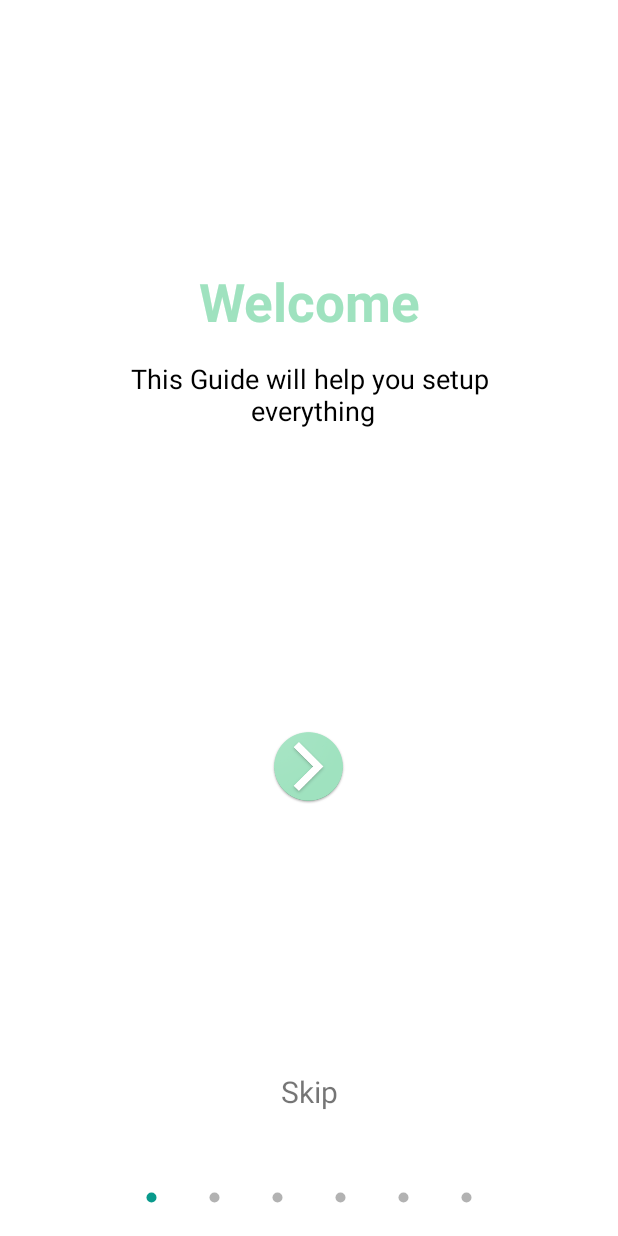
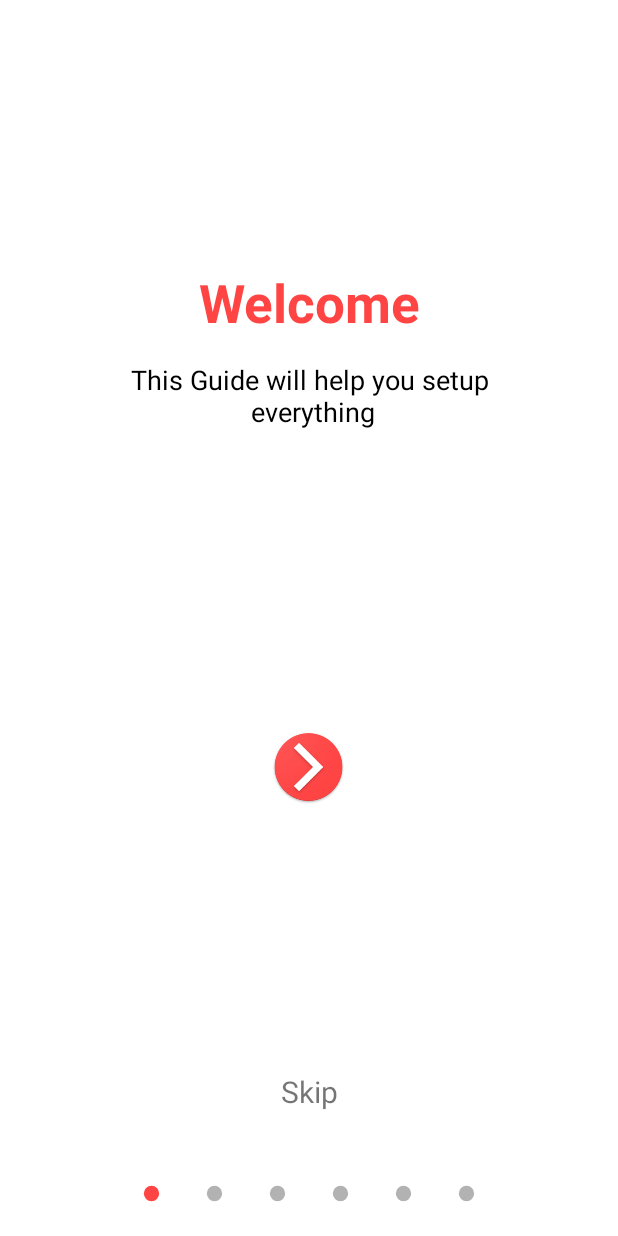
Before and after one commit to Kayuemkhan/Animal-Lover-, an Android app: the screen it shows after launch (MainActivity), on a phone screen of 412 x 824 dp. Run offline under Robolectric (Android 15) with nearby library versions, the phone set to English and light mode, and no system bars.

Commit message:
all color set up

```diff
--- a/app/src/main/java/code/fortomorrow/animallover/MainActivity.java
+++ b/app/src/main/java/code/fortomorrow/animallover/MainActivity.java
@@ -20,16 +20,12 @@ public class MainActivity extends AppCompatActivity {
     private TextView skiptext;
     @Override
     protected void onCreate(Bundle savedInstanceState) {
-        // getWindow().addFlags(WindowManager.LayoutParams.FLAG_FULLSCREEN);
+
         super.onCreate(savedInstanceState);
         requestWindowFeature(Window.FEATURE_NO_TITLE);
         getWindow().setFlags(WindowManager.LayoutParams.FLAG_FULLSCREEN, WindowManager.LayoutParams.FLAG_FULLSCREEN);
         setContentView(R.layout.activity_main);
         init();
-//        View decorView = getWindow().getDecorView();
-//// Hide the status bar.
-//        int uiOptions = View.SYSTEM_UI_FLAG_FULLSCREEN;
-//        decorView.setSystemUiVisibility(uiOptions);
 
         viewPager.setAdapter(new ViewPagerAdapter(getSupportFragmentManager()));
         viewPager.addOnPageChangeListener(new ViewPager.OnPageChangeListener() {
@@ -37,7 +33,7 @@ public class MainActivity extends AppCompatActivity {
             public void onPageScrolled(int position, float positionOffset, int positionOffsetPixels) {
 
                 if (position == 0) {
-                    imageView1.setColorFilter(getResources().getColor(R.color.primary1));
+                    imageView1.setColorFilter(getResources().getColor(R.color.red));
                     imageView2.setColorFilter(getResources().getColor(R.color.overlay_dark_30));
                     imageView3.setColorFilter(getResources().getColor(R.color.overlay_dark_30));
                     imageView4.setColorFilter(getResources().getColor(R.color.overlay_dark_30));
@@ -45,7 +41,7 @@ public class MainActivity extends AppCompatActivity {
                     imageView6.setColorFilter(getResources().getColor(R.color.overlay_dark_30));
                 } else if (position == 1) {
                     imageView1.setColorFilter(getResources().getColor(R.color.overlay_dark_30));
-                    imageView2.setColorFilter(getResources().getColor(R.color.primary1));
+                    imageView2.setColorFilter(getResources().getColor(R.color.red));
                     imageView3.setColorFilter(getResources().getColor(R.color.overlay_dark_30));
                     imageView4.setColorFilter(getResources().getColor(R.color.overlay_dark_30));
                     imageView5.setColorFilter(getResources().getColor(R.color.overlay_dark_30));
@@ -55,7 +51,7 @@ public class MainActivity extends AppCompatActivity {
                     skiptext.setVisibility(View.VISIBLE);
                     imageView1.setColorFilter(getResources().getColor(R.color.overlay_dark_30));
                     imageView2.setColorFilter(getResources().getColor(R.color.overlay_dark_30));
-                    imageView3.setColorFilter(getResources().getColor(R.color.primary1));
+                    imageView3.setColorFilter(getResources().getColor(R.color.red));
                     imageView4.setColorFilter(getResources().getColor(R.color.overlay_dark_30));
                     imageView5.setColorFilter(getResources().getColor(R.color.overlay_dark_30));
                     imageView6.setColorFilter(getResources().getColor(R.color.overlay_dark_30));
@@ -63,7 +59,7 @@ public class MainActivity extends AppCompatActivity {
                     imageView1.setColorFilter(getResources().getColor(R.color.overlay_dark_30));
                     imageView2.setColorFilter(getResources().getColor(R.color.overlay_dark_30));
                     imageView3.setColorFilter(getResources().getColor(R.color.overlay_dark_30));
-                    imageView4.setColorFilter(getResources().getColor(R.color.primary1));
+                    imageView4.setColorFilter(getResources().getColor(R.color.red));
                     imageView5.setColorFilter(getResources().getColor(R.color.overlay_dark_30));
                     imageView6.setColorFilter(getResources().getColor(R.color.overlay_dark_30));
                 }
--- a/app/src/main/res/drawable/border.xml
+++ b/app/src/main/res/drawable/border.xml
@@ -2,6 +2,6 @@
     android:shape="rectangle" >
     <stroke
         android:width="2dp"
-        android:color="@color/primary2" />
+        android:color="@color/red" />
 
 </shape>
--- a/app/src/main/res/layout/activity_login.xml
+++ b/app/src/main/res/layout/activity_login.xml
@@ -11,7 +11,7 @@
 
         android:layout_width="match_parent"
         android:layout_height="50dp"
-        android:background="@android:color/holo_red_light"
+        android:background="@color/red"
         android:orientation="horizontal">
 
         <LinearLayout
--- a/app/src/main/res/layout/activity_main.xml
+++ b/app/src/main/res/layout/activity_main.xml
@@ -48,21 +48,21 @@
             <ImageView
                 android:id="@+id/imageview1"
                 android:layout_width="0dp"
-                android:layout_height="10dp"
+                android:layout_height="15dp"
                 android:layout_weight="1"
                 android:src="@drawable/ic_baseline_fiber_manual_record_24" />
 
             <ImageView
                 android:id="@+id/imageview2"
                 android:layout_width="0dp"
-                android:layout_height="10dp"
+                android:layout_height="15dp"
                 android:layout_weight="1"
                 android:src="@drawable/ic_baseline_fiber_manual_record_24" />
 
             <ImageView
                 android:id="@+id/imageview3"
                 android:layout_width="0dp"
-                android:layout_height="10dp"
+                android:layout_height="15dp"
                 android:layout_weight="1"
                 android:src="@drawable/ic_baseline_fiber_manual_record_24"
                 />
@@ -70,21 +70,21 @@
             <ImageView
                 android:id="@+id/imageview4"
                 android:layout_width="0dp"
-                android:layout_height="10dp"
+                android:layout_height="15dp"
                 android:layout_weight="1"
                 android:src="@drawable/ic_baseline_fiber_manual_record_24" />
 
             <ImageView
                 android:id="@+id/imageview5"
                 android:layout_width="0dp"
-                android:layout_height="10dp"
+                android:layout_height="15dp"
                 android:layout_weight="1"
                 android:src="@drawable/ic_baseline_fiber_manual_record_24" />
 
             <ImageView
                 android:id="@+id/imageview6"
                 android:layout_width="0dp"
-                android:layout_height="10dp"
+                android:layout_height="15dp"
                 android:layout_weight="1"
                 android:src="@drawable/ic_baseline_fiber_manual_record_24" />
 
--- a/app/src/main/res/layout/fragment_welcome.xml
+++ b/app/src/main/res/layout/fragment_welcome.xml
@@ -24,7 +24,7 @@
                 android:layout_height="wrap_content"
                 android:text="Welcome"
                 android:textAlignment="center"
-                android:textColor="@color/primary2"
+                android:textColor="@color/red"
                 android:textSize="35sp"
                 android:textStyle="bold" />
 
@@ -43,11 +43,10 @@
         </LinearLayout>
 
         <ImageView
+            android:id="@+id/next"
             android:layout_width="50dp"
-            android:layout_height="50dp"
-            android:src="@drawable/arrw"
-            android:id="@+id/next"
-            />
+            android:layout_height="49dp"
+            android:src="@drawable/arrroww" />
 
     </LinearLayout>
 
--- a/app/src/main/res/values/colors.xml
+++ b/app/src/main/res/values/colors.xml
@@ -20,6 +20,7 @@
     <color name="overlay_dark_70">#B3000000</color>
     <color name="overlay_dark_80">#CC000000</color>
     <color name="overlay_dark_90">#E6000000</color>
+    <color name="red">#FF4444</color>
 
 
 </resources>
```
Also changed, not shown: app/src/main/java/code/fortomorrow/animallover/LaunchActivity.java (+1 -18 lines), app/src/main/res/layout/fragment_child3.xml (+24 -5 lines), app/src/main/res/drawable/arrroww.png (added).
